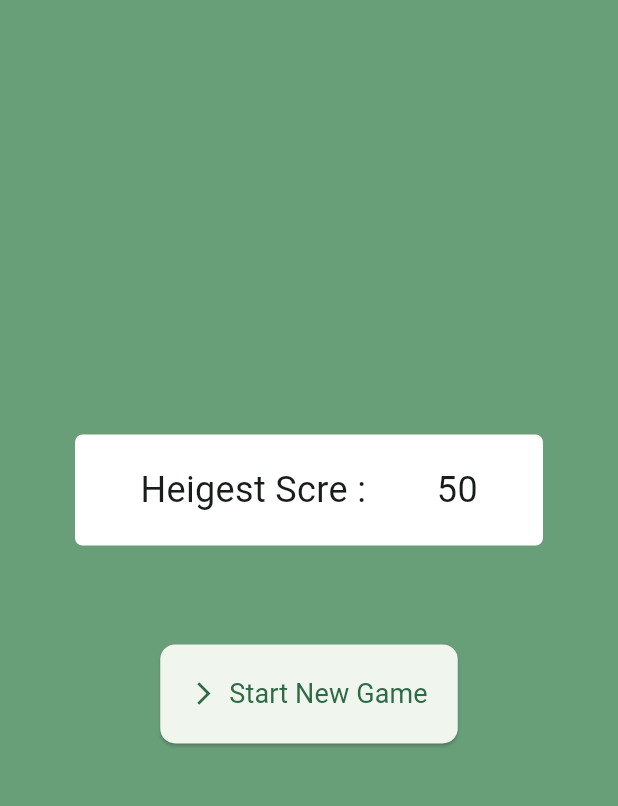
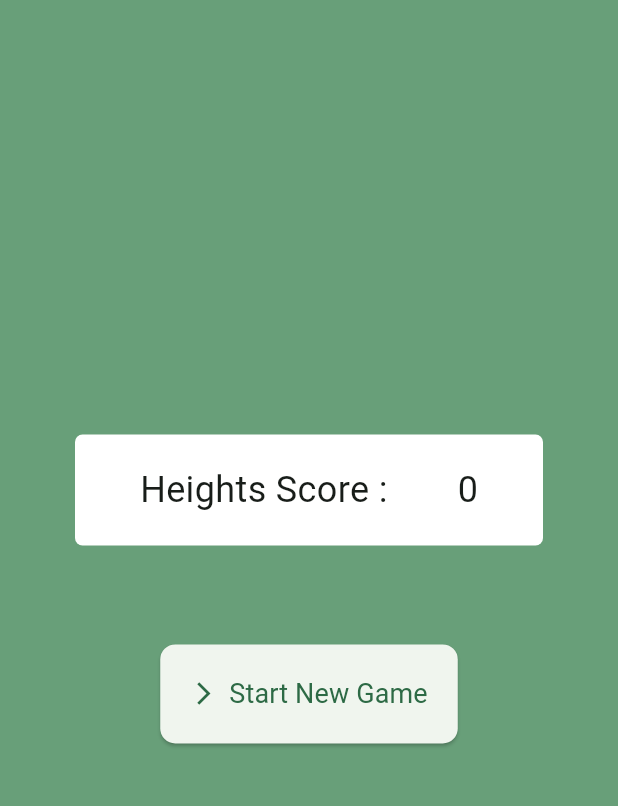
Before and after one commit to codereyamin/quiz_app, a Flutter app: the screen it shows after launch, on a phone screen of 412 x 824 dp, the part 71-877 px from its top. Run offline on Flutter 3.47's test engine with Material 3 defaults, Android fonts, the phone set to English and light mode, and no system bars; our stand-ins replace connectivity, get, get_storage.

Commit message:
home page done

```diff
--- a/lib/app/modules/home/controllers/home_controller.dart
+++ b/lib/app/modules/home/controllers/home_controller.dart
@@ -1,23 +1,73 @@
+import 'package:connectivity/connectivity.dart';
+import 'package:flutter/material.dart';
 import 'package:get/get.dart';
+import 'package:quiz_app/app/data/local/local_data.dart';
+import 'package:quiz_app/app/routes/app_pages.dart';
+import 'package:quiz_app/widgets/app_text.dart';
+import 'package:quiz_app/widgets/gap_widget.dart';
 
 class HomeController extends GetxController {
-  //TODO: Implement HomeController
+  var hasInternet = false.obs;
+  RxInt heightScore = RxInt(0);
 
-  final count = 0.obs;
-  @override
-  void onInit() {
-    super.onInit();
+  fetchLocalData() async {
+    heightScore.value = await LocalData().getHeightScore();
+  }
+
+  internetListener() {
+    Connectivity().onConnectivityChanged.listen(
+      (ConnectivityResult result) {
+        if (result == ConnectivityResult.none) {
+          hasInternet.value = false;
+        } else {
+          hasInternet.value = true;
+        }
+      },
+    );
+  }
+
+  newQuiz() {
+    if (hasInternet.value) {
+      Get.toNamed(Routes.QUIZ);
+    } else {
+      Get.dialog(Dialog(
+        child: Column(
+            mainAxisSize: MainAxisSize.min,
+            mainAxisAlignment: MainAxisAlignment.center,
+            children: [
+              const GapWidget(
+                height: 0.05,
+              ),
+              const AppText(text: "Error"),
+              const GapWidget(
+                height: 0.05,
+              ),
+              const AppText(text: "You Have No Internet"),
+              const GapWidget(
+                height: 0.05,
+              ),
+              Align(
+                alignment: Alignment.centerRight,
+                child: TextButton(
+                  onPressed: () {
+                    Get.back();
+                  },
+                  child: const AppText(text: "Ok"),
+                ),
+              ),
+              const GapWidget(
+                height: 0.05,
+              ),
+            ]),
+      ));
+    }
   }
 
   @override
-  void onReady() {
-    super.onReady();
+  void onInit() {
+    fetchLocalData();
+    internetListener();
+
+    super.onInit();
   }
-
-  @override
-  void onClose() {
-    super.onClose();
-  }
-
-  void increment() => count.value++;
 }
--- a/lib/app/modules/home/views/home_view.dart
+++ b/lib/app/modules/home/views/home_view.dart
@@ -1,7 +1,6 @@
 import 'package:flutter/material.dart';
 
 import 'package:get/get.dart';
-import 'package:quiz_app/app/routes/app_pages.dart';
 import 'package:quiz_app/core/const/app_color.dart';
 import 'package:quiz_app/core/const/app_const.dart';
 import 'package:quiz_app/widgets/app_text.dart';
@@ -31,32 +30,32 @@ class HomeView extends GetView<HomeController> {
             Padding(
               padding: const EdgeInsets.symmetric(horizontal: 50),
               child: Container(
-                padding: EdgeInsets.all(20),
+                padding: const EdgeInsets.all(20),
                 decoration: BoxDecoration(
                     color: AppColor.white,
                     borderRadius: BorderRadius.circular(5)),
                 child: Row(
                   mainAxisAlignment: MainAxisAlignment.spaceAround,
                   children: [
-                    AppText(text: "Heigest Scre :"),
-                    AppText(text: "50"),
+                    const AppText(text: "Heights Score :"),
+                    AppText(text: "${controller.heightScore.value}"),
                   ],
                 ),
               ),
             ),
-            GapWidget(
+            const GapWidget(
               height: 0.080,
             ),
             ElevatedButton.icon(
                 onPressed: () {
-                  Get.toNamed(Routes.QUIZ);
+                  controller.newQuiz();
                 },
-                icon: Icon(Icons.arrow_forward_ios),
+                icon: const Icon(Icons.arrow_forward_ios),
                 style: ElevatedButton.styleFrom(
-                    padding: EdgeInsets.all(20),
+                    padding: const EdgeInsets.all(20),
                     shape: RoundedRectangleBorder(
                         borderRadius: BorderRadius.circular(10))),
-                label: AppText(text: "Start New Game")),
+                label: const AppText(text: "Start New Game")),
           ],
         ),
       ),
```
